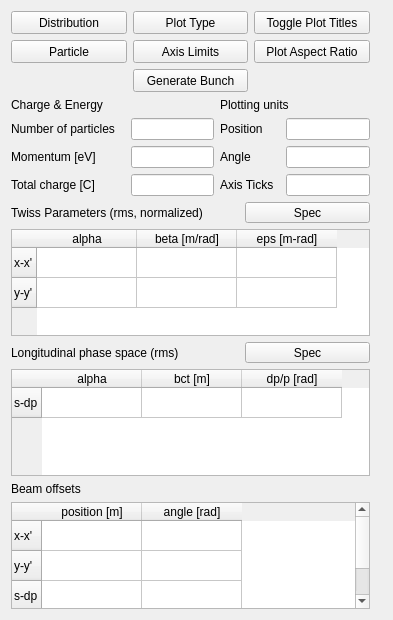
First picture: the form in radtrack/ui/BunchInterface.ui, repository aerosadegh/radtrack, before the edit.
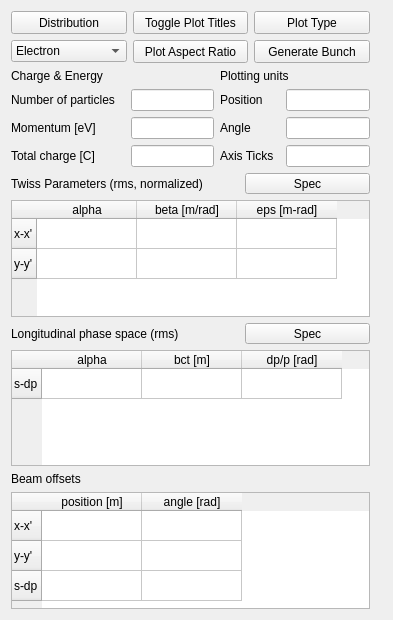
Second picture: the form after the edit. Custom widgets are drawn as their Qt base class.

Commit message:
Remove axis-type menu from Bunch tab, and more
The choices for axis-type were not useful. Compact and Bunch-Symmetric were largely identical, as was Symmetric, except that the last was useless for longitudinal plots and off-center beams.

Also, the particle type menu is now a more natural combo box.

```diff
--- a/radtrack/ui/BunchInterface.ui
+++ b/radtrack/ui/BunchInterface.ui
@@ -18,28 +18,6 @@
     <layout class="QVBoxLayout" name="verticalLayout">
      <item>
       <layout class="QGridLayout" name="gridLayout_2">
-       <item row="0" column="1">
-        <widget class="QToolButton" name="plotType">
-         <property name="sizePolicy">
-          <sizepolicy hsizetype="Expanding" vsizetype="Fixed">
-           <horstretch>0</horstretch>
-           <verstretch>0</verstretch>
-          </sizepolicy>
-         </property>
-         <property name="minimumSize">
-          <size>
-           <width>0</width>
-           <height>23</height>
-          </size>
-         </property>
-         <property name="toolTip">
-          <string/>
-         </property>
-         <property name="text">
-          <string>Plot Type</string>
-         </property>
-        </widget>
-       </item>
        <item row="0" column="0">
         <widget class="QToolButton" name="distribType">
          <property name="sizePolicy">
@@ -63,56 +41,6 @@
         </widget>
        </item>
        <item row="1" column="1">
-        <widget class="QToolButton" name="axisType">
-         <property name="sizePolicy">
-          <sizepolicy hsizetype="Expanding" vsizetype="Fixed">
-           <horstretch>0</horstretch>
-           <verstretch>0</verstretch>
-          </sizepolicy>
-         </property>
-         <property name="minimumSize">
-          <size>
-           <width>0</width>
-           <height>23</height>
-          </size>
-         </property>
-         <property name="toolTip">
-          <string/>
-         </property>
-         <property name="text">
-          <string>Axis Limits</string>
-         </property>
-        </widget>
-       </item>
-       <item row="0" column="2">
-        <widget class="QToolButton" name="noTitles">
-         <property name="sizePolicy">
-          <sizepolicy hsizetype="Expanding" vsizetype="Fixed">
-           <horstretch>0</horstretch>
-           <verstretch>0</verstretch>
-          </sizepolicy>
-         </property>
-         <property name="minimumSize">
-          <size>
-           <width>0</width>
-           <height>23</height>
-          </size>
-         </property>
-         <property name="toolTip">
-          <string/>
-         </property>
-         <property name="statusTip">
-          <string/>
-         </property>
-         <property name="text">
-          <string>Toggle Plot Titles</string>
-         </property>
-         <property name="popupMode">
-          <enum>QToolButton::InstantPopup</enum>
-         </property>
-        </widget>
-       </item>
-       <item row="1" column="2">
         <widget class="QToolButton" name="aspectRatio">
          <property name="sizePolicy">
           <sizepolicy hsizetype="Expanding" vsizetype="Fixed">
@@ -137,7 +65,7 @@
          </property>
         </widget>
        </item>
-       <item row="2" column="1">
+       <item row="1" column="3">
         <widget class="QPushButton" name="generateBunch">
          <property name="sizePolicy">
           <sizepolicy hsizetype="Expanding" vsizetype="Fixed">
@@ -162,17 +90,78 @@
          </property>
         </widget>
        </item>
+       <item row="0" column="3">
+        <widget class="QToolButton" name="plotType">
+         <property name="sizePolicy">
+          <sizepolicy hsizetype="Expanding" vsizetype="Fixed">
+           <horstretch>0</horstretch>
+           <verstretch>0</verstretch>
+          </sizepolicy>
+         </property>
+         <property name="minimumSize">
+          <size>
+           <width>0</width>
+           <height>23</height>
+          </size>
+         </property>
+         <property name="toolTip">
+          <string/>
+         </property>
+         <property name="text">
+          <string>Plot Type</string>
+         </property>
+        </widget>
+       </item>
+       <item row="0" column="1">
+        <widget class="QToolButton" name="noTitles">
+         <property name="sizePolicy">
+          <sizepolicy hsizetype="Expanding" vsizetype="Fixed">
+           <horstretch>0</horstretch>
+           <verstretch>0</verstretch>
+          </sizepolicy>
+         </property>
+         <property name="minimumSize">
+          <size>
+           <width>0</width>
+           <height>23</height>
+          </size>
+         </property>
+         <property name="toolTip">
+          <string/>
+         </property>
+         <property name="statusTip">
+          <string/>
+         </property>
+         <property name="text">
+          <string>Toggle Plot Titles</string>
+         </property>
+         <property name="popupMode">
+          <enum>QToolButton::InstantPopup</enum>
+         </property>
+        </widget>
+       </item>
        <item row="1" column="0">
-        <widget class="QToolButton" name="particleType">
-         <property name="sizePolicy">
-          <sizepolicy hsizetype="Preferred" vsizetype="Preferred">
-           <horstretch>0</horstretch>
-           <verstretch>0</verstretch>
-          </sizepolicy>
-         </property>
-         <property name="text">
-          <string>Particle</string>
-         </property>
+        <widget class="QComboBox" name="particleType">
+         <item>
+          <property name="text">
+           <string>Electron</string>
+          </property>
+         </item>
+         <item>
+          <property name="text">
+           <string>Proton</string>
+          </property>
+         </item>
+         <item>
+          <property name="text">
+           <string>Positron</string>
+          </property>
+         </item>
+         <item>
+          <property name="text">
+           <string>Muon</string>
+          </property>
+         </item>
         </widget>
        </item>
       </layout>
```
The commit also changes 3 other files.
